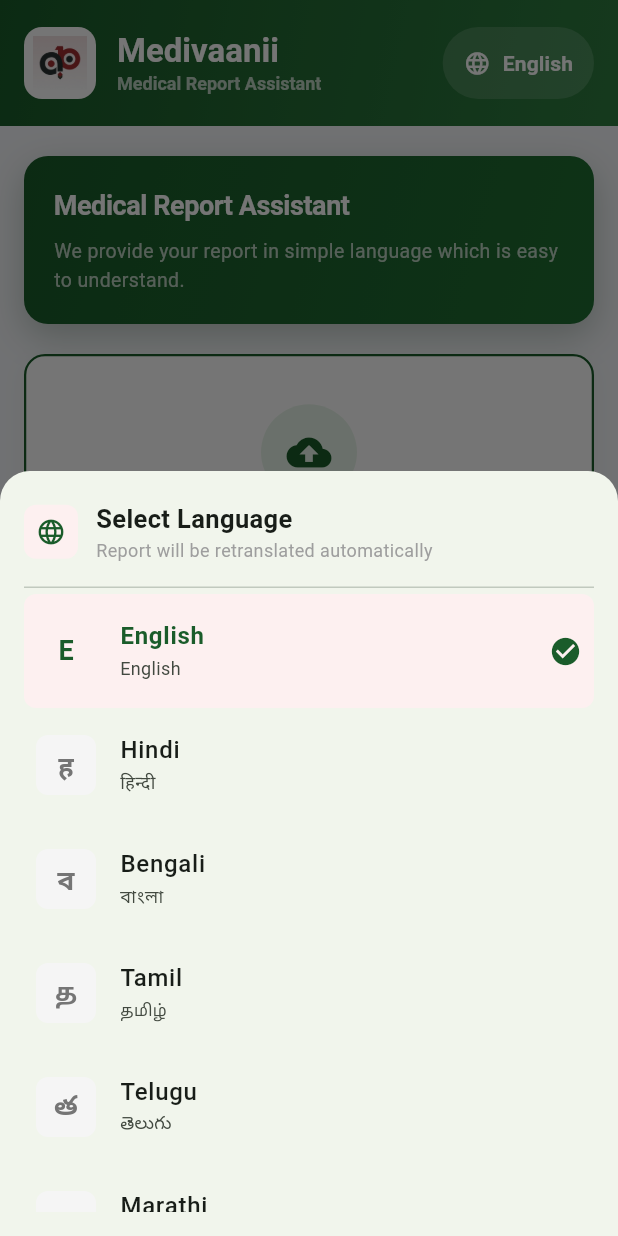
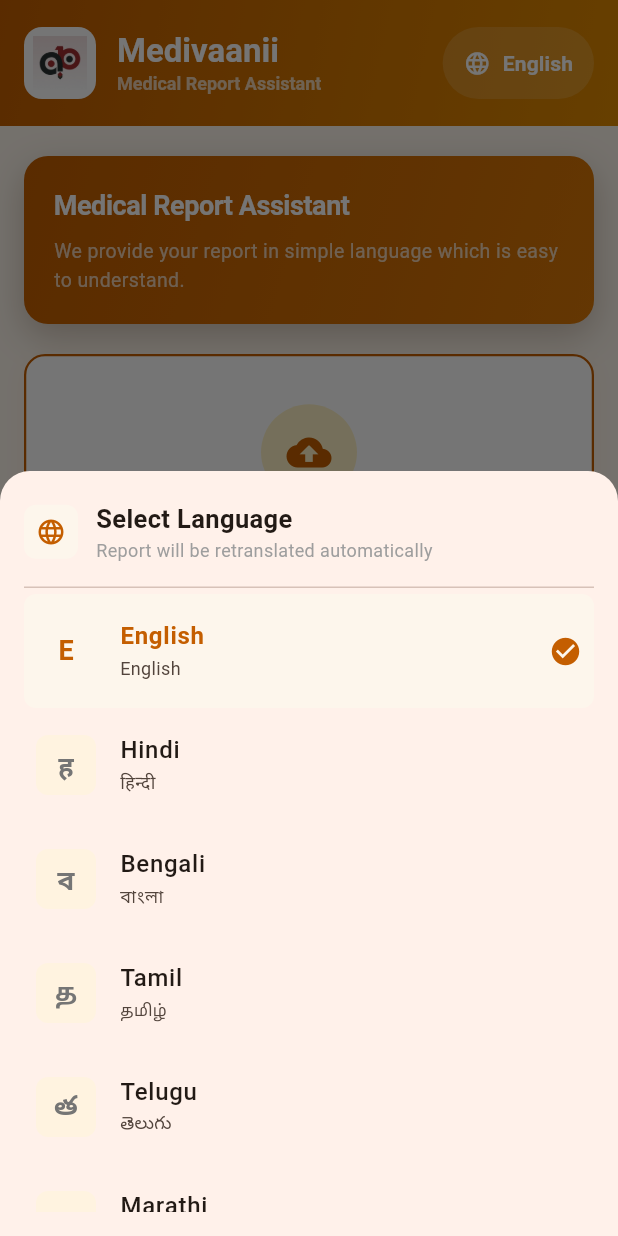
Before and after one commit to raghavmittal429-hash/Medical-Translation, a Flutter app: the screen it shows after launch, after a tap on "English", on a phone screen of 412 x 824 dp. Run offline on Flutter 3.47's test engine with Material 3 defaults, Android fonts, the phone set to English and light mode, and no system bars; our stand-ins replace file_picker, flutter_tts, pdf; missing offline and left inert: dart:html.

Commit message:
Apply Saffron + Dark Brown color scheme (traditional Indian)
Primary: #C45E00 Deep Saffron (buttons, icons, borders, nav)
Dark:    #8B3E00 Dark Brown (app bar, headers)
Gold:    #D4A017 Rich Gold (accent, highlighted cards)
BG:      #FDF6EC Warm cream page background
Border:  #F0D5B0 Warm saffron border

```diff
--- a/flutter_app/lib/main.dart
+++ b/flutter_app/lib/main.dart
@@ -31,7 +31,7 @@ class MedicalCDSSApp extends StatelessWidget {
     brightness: Brightness.light,
   ),
 
-  scaffoldBackgroundColor: const Color(0xFFF5F7FA),
+  scaffoldBackgroundColor: const Color(0xFFFDF6EC),
 
   fontFamily: 'Roboto',
 
@@ -810,7 +810,7 @@ class _HomePageState extends State<HomePage> {
         if (mounted) {
           ScaffoldMessenger.of(context).showSnackBar(SnackBar(
             content: Text('Translated to $langName'),
-            backgroundColor: const Color(0xFF2E7D32),
+            backgroundColor: const Color(0xFFC45E00),
             behavior: SnackBarBehavior.floating,
             duration: const Duration(seconds: 2),
           ));
@@ -849,9 +849,9 @@ class _HomePageState extends State<HomePage> {
             Container(
               padding: const EdgeInsets.all(12),
               decoration: BoxDecoration(
-                color: const Color(0xFFFDF0F0),
+                color: const Color(0xFFFDF6EC),
                 borderRadius: BorderRadius.circular(8),
-                border: Border.all(color: const Color(0xFFEDCCCC)),
+                border: Border.all(color: const Color(0xFFF0D5B0)),
               ),
               child: const Column(
                 crossAxisAlignment: CrossAxisAlignment.start,
@@ -904,7 +904,7 @@ class _HomePageState extends State<HomePage> {
                         width: 36,
                         height: 36,
                         decoration: BoxDecoration(
-                          color: const Color(0xFFFDF0F0),
+                          color: const Color(0xFFFDF6EC),
                           borderRadius: BorderRadius.circular(8),
                         ),
                         child: const Icon(Icons.language,
@@ -943,8 +943,8 @@ class _HomePageState extends State<HomePage> {
                             height: 40,
                             decoration: BoxDecoration(
                               color: isSelected
-                                  ? const Color(0xFFFDF0F0)
-                                  : const Color(0xFFF5F5F5),
+                                  ? const Color(0xFFFDF6EC)
+                                  : const Color(0xFFFFF3E0),
                               borderRadius: BorderRadius.circular(8),
                             ),
                             alignment: Alignment.center,
@@ -974,7 +974,7 @@ class _HomePageState extends State<HomePage> {
                           shape: RoundedRectangleBorder(
                               borderRadius: BorderRadius.circular(8)),
                           tileColor:
-                              isSelected ? const Color(0xFFFDF0F0) : null,
+                              isSelected ? const Color(0xFFFDF6EC) : null,
                           onTap: () {
                             final newLang = lang['name']!;
                             Navigator.pop(context);
@@ -1032,7 +1032,7 @@ class _HomePageState extends State<HomePage> {
                       width: 36,
                       height: 36,
                       decoration: BoxDecoration(
-                        color: const Color(0xFFFDF0F0),
+                        color: const Color(0xFFFDF6EC),
                         borderRadius: BorderRadius.circular(8),
                       ),
                       child: const Icon(Icons.hearing,
@@ -1483,7 +1483,7 @@ class _HomePageState extends State<HomePage> {
       decoration: BoxDecoration(
         color: AppColors.navy50,
         borderRadius: BorderRadius.circular(16),
-        border: Border.all(color: const Color(0xFFCCFBF1), width: 1),
+        border: Border.all(color: const Color(0xFFFFF3E0), width: 1),
       ),
       child: Column(
         crossAxisAlignment: CrossAxisAlignment.start,
@@ -1493,7 +1493,7 @@ class _HomePageState extends State<HomePage> {
               Container(
                 padding: const EdgeInsets.all(8),
                 decoration: BoxDecoration(
-                  color: const Color(0xFFECFDF5),
+                  color: const Color(0xFFFFF3E0),
                   borderRadius: BorderRadius.circular(10),
                 ),
                 child: const Icon(Icons.check_circle,
@@ -1588,7 +1588,7 @@ class _HomePageState extends State<HomePage> {
                           color: AppColors.navy50,
                           shape: BoxShape.circle,
                           border: Border.all(
-                              color: const Color(0xFFCCFBF1), width: 1.5),
+                              color: const Color(0xFFFFF3E0), width: 1.5),
                         ),
                         child: Icon(Icons.description_outlined,
                             size: 64, color: Colors.grey.shade400),
@@ -1952,7 +1952,7 @@ class _HomePageState extends State<HomePage> {
                     color: Colors.white,
                     borderRadius: BorderRadius.circular(20),
                     border:
-                        Border.all(color: const Color(0xFFEBF2F0), width: 1),
+                        Border.all(color: const Color(0xFFFDF6EC), width: 1),
                   ),
                   child: Column(
                     mainAxisSize: MainAxisSize.min,
@@ -1960,7 +1960,7 @@ class _HomePageState extends State<HomePage> {
                       Container(
                         padding: const EdgeInsets.all(20),
                         decoration: const BoxDecoration(
-                          color: Color(0xFFF0FDFA),
+                          color: Color(0xFFFDF6EC),
                           shape: BoxShape.circle,
                         ),
                         child: Icon(icon,
--- a/flutter_app/lib/theme/medisimple_theme.dart
+++ b/flutter_app/lib/theme/medisimple_theme.dart
@@ -1,47 +1,46 @@
 import 'package:flutter/material.dart';
 
 // ══════════════════════════════════════════════════════════════
-//  MEDIVAANII — Deep Green + Gold (Ayurvedic, Natural)
-//  Primary: #1A5C2A   Accent: #C9890A   BG: #F1F8F2
+//  MEDIVAANII — Saffron + Dark Brown (Traditional Indian)
+//  Primary: #C45E00   Dark: #8B3E00   BG: #FDF6EC
 // ══════════════════════════════════════════════════════════════
 
 class AppColors {
   AppColors._();
-  static const green900 = Color(0xFF0A2E12);
-  static const green800 = Color(0xFF1A5C2A);  // primary
-  static const green700 = Color(0xFF1F6E32);
-  static const green600 = Color(0xFF2E7D40);
-  static const green400 = Color(0xFF5A9E68);
-  static const green200 = Color(0xFFA5D6A7);
-  static const green100 = Color(0xFFC8E6C9);
-  static const green50  = Color(0xFFE8F5E9);
-
-  static const gold600  = Color(0xFFC9890A);
-  static const gold500  = Color(0xFFE09A12);
-  static const gold100  = Color(0xFFFFF8E1);
-  static const gold50   = Color(0xFFFFFBEB);
-
-  static const bg       = Color(0xFFF1F8F2);
+  static const brown900 = Color(0xFF3D1A00);
+  static const brown800 = Color(0xFF8B3E00);  // app bar / dark
+  static const brown700 = Color(0xFFA04800);
+  static const saffron  = Color(0xFFC45E00);  // primary
+  static const saffron2 = Color(0xFFD97706);  // mid
+  static const saffron3 = Color(0xFFE08A00);  // light variant
+  static const gold     = Color(0xFFD4A017);  // accent gold
+  static const goldBg   = Color(0xFFFEF3C7);  // gold tint
+  static const cream    = Color(0xFFFDF6EC);  // page background
+  static const border   = Color(0xFFF0D5B0);  // warm border
   static const surface  = Color(0xFFFFFFFF);
-  static const border   = Color(0xFFDCEEDE);
+  static const bg       = Color(0xFFFDF6EC);
 
   static const success  = Color(0xFF059669);
   static const red      = Color(0xFFDC2626);
   static const amber    = Color(0xFFD97706);
 
-  static const textPrimary   = Color(0xFF0A2E12);
-  static const textSecondary = Color(0xFF4A7A52);
-  static const textMuted     = Color(0xFF8AB890);
+  static const textPrimary   = Color(0xFF3D1A00);
+  static const textSecondary = Color(0xFF7C3D0A);
+  static const textMuted     = Color(0xFFB8865A);
 
-  // Aliases so existing code using navy* keeps compiling
-  static const navy800  = green800;
-  static const navy900  = green900;
-  static const navy700  = green700;
-  static const navy600  = green600;
-  static const navy400  = green400;
-  static const navy200  = green200;
-  static const navy100  = green100;
-  static const navy50   = green50;
+  // Aliases so existing code compiles unchanged
+  static const navy900  = brown900;
+  static const navy800  = saffron;
+  static const navy700  = saffron2;
+  static const navy600  = saffron3;
+  static const navy400  = Color(0xFFE8A060);
+  static const navy200  = border;
+  static const navy100  = Color(0xFFF5DBA0);
+  static const navy50   = goldBg;
+  static const green800 = saffron;
+  static const green900 = brown800;
+  static const green700 = saffron2;
+  static const green50  = goldBg;
 }
 
 class MediSimpleTheme {
@@ -49,19 +48,19 @@ class MediSimpleTheme {
   static ThemeData get light {
     return ThemeData(
       useMaterial3: true,
-      scaffoldBackgroundColor: AppColors.bg,
+      scaffoldBackgroundColor: AppColors.cream,
       colorScheme: const ColorScheme.light(
-        primary: AppColors.green800,
+        primary: AppColors.saffron,
         onPrimary: Colors.white,
-        primaryContainer: AppColors.green50,
-        secondary: AppColors.gold600,
+        primaryContainer: AppColors.goldBg,
+        secondary: AppColors.gold,
         onSecondary: Colors.white,
         surface: AppColors.surface,
         onSurface: AppColors.textPrimary,
         error: AppColors.red,
       ),
       appBarTheme: AppBarTheme(
-        backgroundColor: AppColors.green900,
+        backgroundColor: AppColors.brown800,
         foregroundColor: Colors.white,
         elevation: 0,
         toolbarHeight: 64,
@@ -72,7 +71,6 @@ class MediSimpleTheme {
         ),
         iconTheme: const IconThemeData(color: Colors.white),
         surfaceTintColor: Colors.transparent,
-        shadowColor: AppColors.green900.withValues(alpha: 0.4),
       ),
       cardTheme: CardThemeData(
         elevation: 0,
@@ -87,24 +85,22 @@ class MediSimpleTheme {
       navigationBarTheme: NavigationBarThemeData(
         height: 64,
         backgroundColor: AppColors.surface,
-        indicatorColor: AppColors.green50,
+        indicatorColor: AppColors.goldBg,
         surfaceTintColor: Colors.transparent,
         elevation: 0,
         labelTextStyle: WidgetStateProperty.resolveWith((s) => TextStyle(
-          fontSize: 11, fontWeight: s.contains(WidgetState.selected)
-              ? FontWeight.w700 : FontWeight.w500,
-          color: s.contains(WidgetState.selected)
-              ? AppColors.green800 : AppColors.textMuted,
+          fontSize: 11,
+          fontWeight: s.contains(WidgetState.selected) ? FontWeight.w700 : FontWeight.w500,
+          color: s.contains(WidgetState.selected) ? AppColors.brown800 : AppColors.textMuted,
         )),
         iconTheme: WidgetStateProperty.resolveWith((s) => IconThemeData(
-          color: s.contains(WidgetState.selected)
-              ? AppColors.green800 : AppColors.textMuted,
+          color: s.contains(WidgetState.selected) ? AppColors.brown800 : AppColors.textMuted,
           size: 22,
         )),
       ),
       elevatedButtonTheme: ElevatedButtonThemeData(
         style: ElevatedButton.styleFrom(
-          backgroundColor: AppColors.green800,
+          backgroundColor: AppColors.saffron,
           foregroundColor: Colors.white,
           elevation: 0,
           padding: const EdgeInsets.symmetric(horizontal: 20, vertical: 14),
@@ -114,8 +110,8 @@ class MediSimpleTheme {
       ),
       outlinedButtonTheme: OutlinedButtonThemeData(
         style: OutlinedButton.styleFrom(
-          foregroundColor: AppColors.green800,
-          side: const BorderSide(color: AppColors.green200, width: 1.5),
+          foregroundColor: AppColors.saffron,
+          side: const BorderSide(color: AppColors.border, width: 1.5),
           padding: const EdgeInsets.symmetric(horizontal: 20, vertical: 14),
           shape: RoundedRectangleBorder(borderRadius: BorderRadius.circular(10)),
           textStyle: const TextStyle(fontSize: 14, fontWeight: FontWeight.w600),
@@ -123,38 +119,38 @@ class MediSimpleTheme {
       ),
       dividerTheme: const DividerThemeData(color: AppColors.border, thickness: 1, space: 1),
       chipTheme: ChipThemeData(
-        backgroundColor: AppColors.green50,
-        labelStyle: const TextStyle(fontSize: 12, fontWeight: FontWeight.w500, color: AppColors.green700),
-        side: const BorderSide(color: AppColors.green100),
+        backgroundColor: AppColors.goldBg,
+        labelStyle: const TextStyle(fontSize: 12, fontWeight: FontWeight.w500, color: AppColors.brown800),
+        side: const BorderSide(color: AppColors.border),
         shape: RoundedRectangleBorder(borderRadius: BorderRadius.circular(8)),
         padding: const EdgeInsets.symmetric(horizontal: 10, vertical: 4),
       ),
       snackBarTheme: SnackBarThemeData(
-        backgroundColor: AppColors.green900,
+        backgroundColor: AppColors.brown900,
         contentTextStyle: const TextStyle(color: Colors.white, fontSize: 13),
         behavior: SnackBarBehavior.floating,
         shape: RoundedRectangleBorder(borderRadius: BorderRadius.circular(10)),
       ),
       progressIndicatorTheme: const ProgressIndicatorThemeData(
-        color: AppColors.green800,
-        linearTrackColor: AppColors.green50,
+        color: AppColors.saffron,
+        linearTrackColor: AppColors.goldBg,
       ),
       switchTheme: SwitchThemeData(
         thumbColor: WidgetStateProperty.resolveWith((s) =>
             s.contains(WidgetState.selected) ? Colors.white : AppColors.border),
         trackColor: WidgetStateProperty.resolveWith((s) =>
-            s.contains(WidgetState.selected) ? AppColors.green800 : AppColors.green100),
+            s.contains(WidgetState.selected) ? AppColors.saffron : AppColors.goldBg),
       ),
     );
   }
 }
 
 class APColors {
-  static const primary      = AppColors.green800;
-  static const primaryDark  = AppColors.green900;
-  static const primaryLight = AppColors.green50;
-  static const secondary    = AppColors.gold600;
+  static const primary      = AppColors.saffron;
+  static const primaryDark  = AppColors.brown800;
+  static const primaryLight = AppColors.goldBg;
+  static const secondary    = AppColors.gold;
   static const surface      = AppColors.surface;
-  static const background   = AppColors.bg;
+  static const background   = AppColors.cream;
   static const error        = AppColors.red;
 }
```
